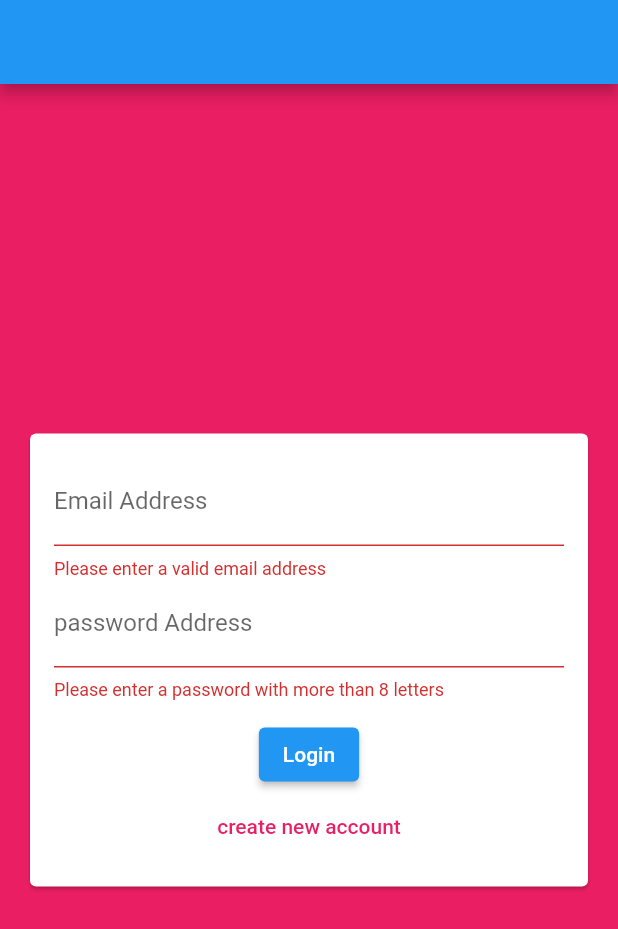
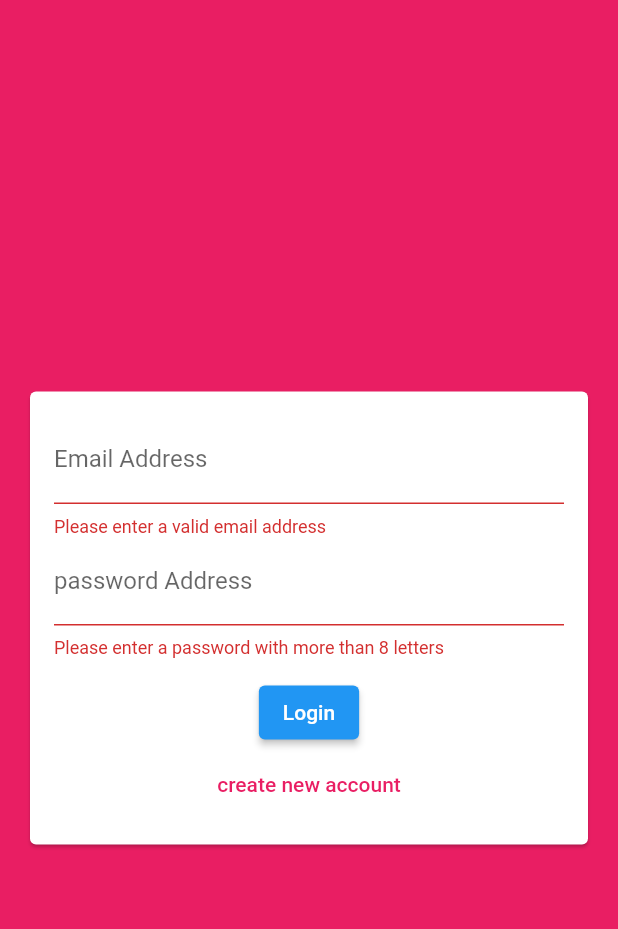
Before and after one commit to ay0o5h/chat_app_flutter_firbase, a Flutter app: the screen it shows after launch, after a tap on "Login", on a phone screen of 412 x 824 dp. Shown: the top 929 px of the screen. Run offline on Flutter 3.47's test engine with Material 2 defaults, Android fonts, the phone set to English and light mode, and no system bars; our stand-ins replace cloud_firestore, firebase_auth, firebase_core; accounts and stored records are empty.

Commit message:
change buttons

```diff
--- a/lib/main.dart
+++ b/lib/main.dart
@@ -7,7 +7,15 @@ import 'screens/chat_screen.dart';
 
 void main() async {
   WidgetsFlutterBinding.ensureInitialized();
-  await Firebase.initializeApp();
+  await Firebase.initializeApp(
+    options: FirebaseOptions(
+      apiKey: "XXX",
+      appId: "1:178290825349:android:9a386bb773823c29e2b1ec",
+      messagingSenderId: "AIzaSyBIVRA4AvntMiKP5O91KxrzrQlys2zF7HY",
+      projectId: "chatapp-3f6d7",
+    ),
+  );
+
   runApp(MyApp());
 }
 
--- a/lib/screens/auth_screen.dart
+++ b/lib/screens/auth_screen.dart
@@ -12,20 +12,20 @@ class authScreen extends StatefulWidget {
 
 class _authScreenState extends State<authScreen> {
   final _auth = FirebaseAuth.instance;
-  late UserCredential _authResult;
   bool isLoading = false;
 
   @override
   Widget build(BuildContext context) {
     return Scaffold(
-      appBar: AppBar(),
       backgroundColor: Theme.of(context).primaryColor,
       body: authForm(submitAuthForm, isLoading),
     );
   }
 
-  void submitAuthForm(String email, String password, String username,
+  Future<void> submitAuthForm(String email, String password, String username,
       bool islogin, BuildContext ctx) async {
+    UserCredential _authResult;
+
     try {
       setState(() {
         isLoading = true;
@@ -48,7 +48,7 @@ class _authScreenState extends State<authScreen> {
     } on FirebaseAuthException catch (e) {
       String nessage = 'error Occerd';
       if (e.code == 'weak-password') {
-        nessage = 'The password provided is too weak. ';
+        nessage = 'The password provided is too weak';
       } else if (e.code == 'email-already-in-use') {
         nessage = 'The account already exists for that enail.';
       } else if (e.code == 'user-not-found') {
--- a/lib/widgets/auth/auth_form.dart
+++ b/lib/widgets/auth/auth_form.dart
@@ -100,7 +100,7 @@ class _authFormState extends State<authForm> {
     if (isvalid) {
       formkey.currentState?.save();
       widget.submitAuthForm(
-          email.trim(), password.trim(), username.trim(), islogin, context);
+          email.trim(), password, username.trim(), islogin, context);
     }
   }
 }
```
